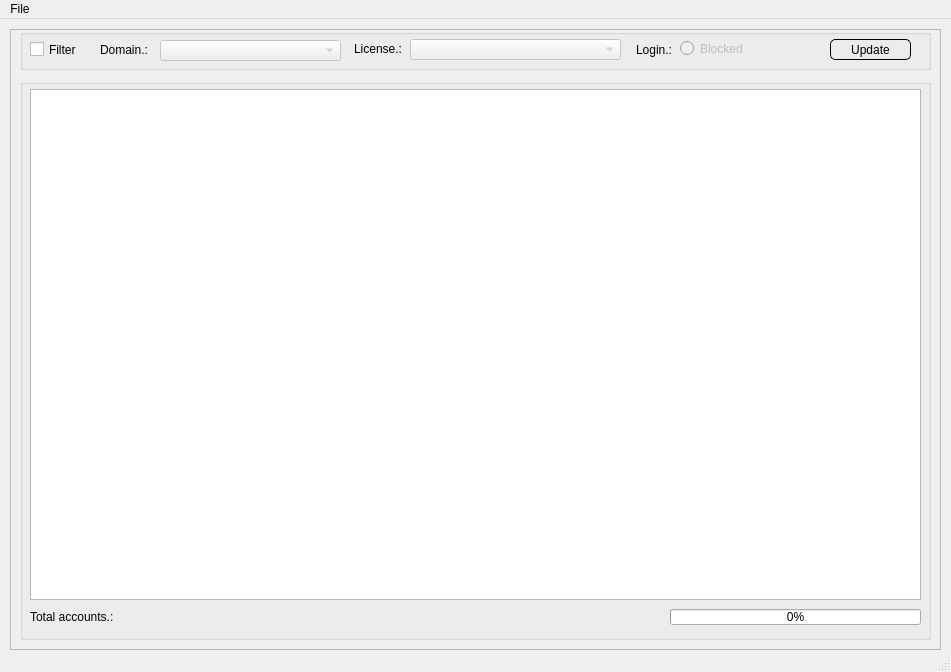
Before: the Qt Designer form gui/design.ui in gabrieldelsin/CSV-365-Formatter, drawn with Qt 5.
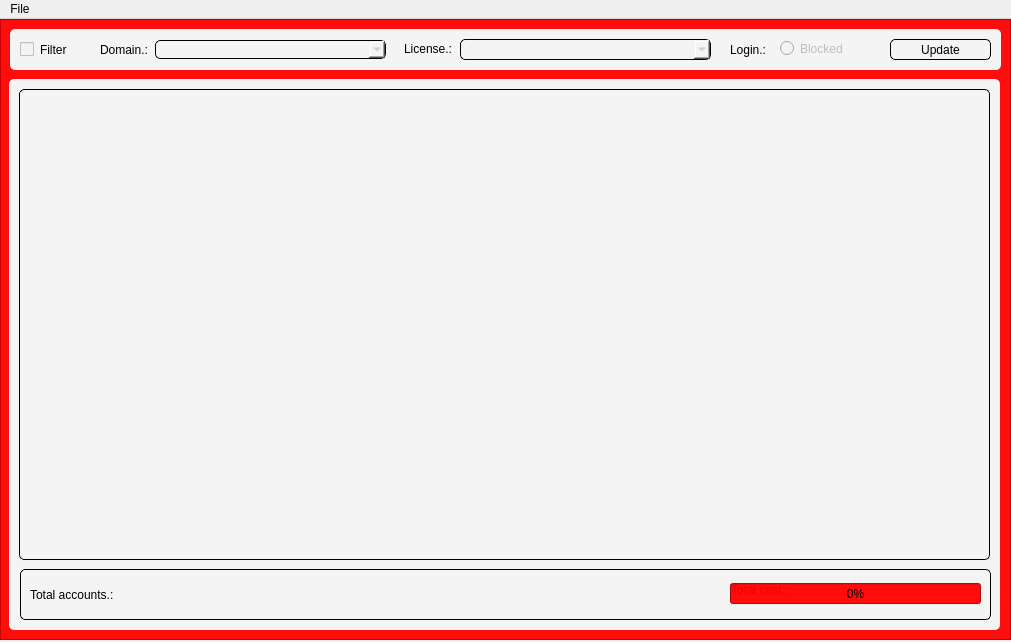
After: the same form once the commit is applied. Icons and pictures are not drawn.

Patch:
```diff
--- a/gui/design.ui
+++ b/gui/design.ui
@@ -5,38 +5,72 @@
   <property name="windowModality">
    <enum>Qt::NonModal</enum>
   </property>
+  <property name="enabled">
+   <bool>true</bool>
+  </property>
   <property name="geometry">
    <rect>
     <x>0</x>
     <y>0</y>
-    <width>951</width>
-    <height>672</height>
+    <width>1011</width>
+    <height>642</height>
    </rect>
   </property>
+  <property name="sizePolicy">
+   <sizepolicy hsizetype="Preferred" vsizetype="Preferred">
+    <horstretch>0</horstretch>
+    <verstretch>0</verstretch>
+   </sizepolicy>
+  </property>
   <property name="contextMenuPolicy">
    <enum>Qt::DefaultContextMenu</enum>
   </property>
   <property name="windowTitle">
    <string>CSV 365</string>
   </property>
+  <property name="windowIcon">
+   <iconset theme="office">
+    <normaloff>../../../../Downloads/Papirus-Team-Papirus-Places-Folder-red-meocloud.ico</normaloff>../../../../Downloads/Papirus-Team-Papirus-Places-Folder-red-meocloud.ico</iconset>
+  </property>
+  <property name="windowOpacity">
+   <double>1.000000000000000</double>
+  </property>
+  <property name="toolTipDuration">
+   <number>-1</number>
+  </property>
   <property name="styleSheet">
    <string notr="true"/>
   </property>
+  <property name="animated">
+   <bool>true</bool>
+  </property>
+  <property name="documentMode">
+   <bool>false</bool>
+  </property>
   <property name="tabShape">
    <enum>QTabWidget::Rounded</enum>
   </property>
+  <property name="dockOptions">
+   <set>QMainWindow::AllowTabbedDocks|QMainWindow::AnimatedDocks</set>
+  </property>
   <widget class="QWidget" name="centralwidget">
+   <property name="contextMenuPolicy">
+    <enum>Qt::NoContextMenu</enum>
+   </property>
+   <property name="autoFillBackground">
+    <bool>false</bool>
+   </property>
    <widget class="QFrame" name="frame_importar_arquivo">
     <property name="geometry">
      <rect>
-      <x>10</x>
-      <y>10</y>
-      <width>931</width>
+      <x>0</x>
+      <y>0</y>
+      <width>1011</width>
       <height>621</height>
      </rect>
     </property>
     <property name="styleSheet">
-     <string notr="true"/>
+     <string notr="true">background-color: rgba(255, 0, 0, 241);</string>
     </property>
     <property name="frameShape">
      <enum>QFrame::StyledPanel</enum>
@@ -47,10 +81,10 @@
     <widget class="QGroupBox" name="groupBox_2">
      <property name="geometry">
       <rect>
-       <x>10</x>
-       <y>50</y>
-       <width>911</width>
-       <height>561</height>
+       <x>9</x>
+       <y>60</y>
+       <width>991</width>
+       <height>551</height>
       </rect>
      </property>
      <property name="font">
@@ -59,7 +93,8 @@
       </font>
      </property>
      <property name="styleSheet">
-      <string notr="true"/>
+      <string notr="true">background-color: rgb(244, 244, 244);
+border-radius: 5px;</string>
      </property>
      <property name="title">
       <string/>
@@ -72,8 +107,8 @@
        <rect>
         <x>10</x>
         <y>10</y>
-        <width>891</width>
-        <height>511</height>
+        <width>971</width>
+        <height>471</height>
        </rect>
       </property>
       <property name="font">
@@ -85,10 +120,13 @@
        <cursorShape>IBeamCursor</cursorShape>
       </property>
       <property name="focusPolicy">
-       <enum>Qt::NoFocus</enum>
+       <enum>Qt::StrongFocus</enum>
       </property>
       <property name="styleSheet">
-       <string notr="true"/>
+       <string notr="true">QAbstractScrollArea {
+	border: 1px solid;
+	
+}</string>
       </property>
       <property name="frameShape">
        <enum>QFrame::StyledPanel</enum>
@@ -99,68 +137,98 @@
       <property name="lineWidth">
        <number>0</number>
       </property>
+      <property name="midLineWidth">
+       <number>0</number>
+      </property>
+      <property name="verticalScrollBarPolicy">
+       <enum>Qt::ScrollBarAsNeeded</enum>
+      </property>
+      <property name="sizeAdjustPolicy">
+       <enum>QAbstractScrollArea::AdjustIgnored</enum>
+      </property>
+      <property name="tabKeyNavigation">
+       <bool>true</bool>
+      </property>
+      <property name="showDropIndicator" stdset="0">
+       <bool>true</bool>
+      </property>
+      <property name="dragDropMode">
+       <enum>QAbstractItemView::NoDragDrop</enum>
+      </property>
       <property name="selectionMode">
-       <enum>QAbstractItemView::MultiSelection</enum>
+       <enum>QAbstractItemView::SingleSelection</enum>
       </property>
       <property name="selectionBehavior">
-       <enum>QAbstractItemView::SelectRows</enum>
+       <enum>QAbstractItemView::SelectItems</enum>
+      </property>
+      <property name="verticalScrollMode">
+       <enum>QAbstractItemView::ScrollPerItem</enum>
+      </property>
+      <property name="movement">
+       <enum>QListView::Static</enum>
       </property>
       <property name="resizeMode">
-       <enum>QListView::Adjust</enum>
+       <enum>QListView::Fixed</enum>
+      </property>
+      <property name="layoutMode">
+       <enum>QListView::SinglePass</enum>
+      </property>
+      <property name="viewMode">
+       <enum>QListView::ListMode</enum>
       </property>
       <property name="modelColumn">
        <number>0</number>
       </property>
+      <property name="uniformItemSizes">
+       <bool>false</bool>
+      </property>
       <property name="batchSize">
        <number>100000</number>
       </property>
+      <property name="selectionRectVisible">
+       <bool>true</bool>
+      </property>
+      <property name="currentRow">
+       <number>-1</number>
+      </property>
      </widget>
     </widget>
-    <widget class="QGroupBox" name="groupBox_4">
+    <widget class="QGroupBox" name="groupBox">
      <property name="geometry">
       <rect>
        <x>10</x>
-       <y>0</y>
-       <width>911</width>
+       <y>10</y>
+       <width>991</width>
        <height>41</height>
       </rect>
      </property>
-     <property name="autoFillBackground">
-      <bool>false</bool>
-     </property>
      <property name="styleSheet">
-      <string notr="true">QGroupBox {
-	background: color:
-}</string>
+      <string notr="true">border-radius: 5px;
+background-color: rgb(244, 244, 244);</string>
      </property>
      <property name="title">
       <string/>
      </property>
-     <property name="flat">
-      <bool>false</bool>
-     </property>
-     <property name="checkable">
-      <bool>false</bool>
-     </property>
-     <widget class="QComboBox" name="license_combobox">
+     <widget class="QLabel" name="domain_label">
       <property name="enabled">
-       <bool>false</bool>
+       <bool>true</bool>
       </property>
       <property name="geometry">
        <rect>
-        <x>390</x>
+        <x>90</x>
         <y>10</y>
-        <width>211</width>
+        <width>51</width>
         <height>21</height>
        </rect>
       </property>
       <property name="font">
        <font>
         <family>Arial</family>
+        <pointsize>9</pointsize>
        </font>
       </property>
-      <property name="cursor">
-       <cursorShape>PointingHandCursor</cursorShape>
+      <property name="text">
+       <string>Domain.:</string>
       </property>
      </widget>
      <widget class="QComboBox" name="domain_combobox">
@@ -169,10 +237,10 @@
       </property>
       <property name="geometry">
        <rect>
-        <x>140</x>
+        <x>145</x>
         <y>11</y>
-        <width>181</width>
-        <height>21</height>
+        <width>231</width>
+        <height>19</height>
        </rect>
       </property>
       <property name="font">
@@ -189,7 +257,8 @@
        <bool>false</bool>
       </property>
       <property name="styleSheet">
-       <string notr="true"/>
+       <string notr="true">border-style: solid;
+border-width: 1px;</string>
       </property>
       <property name="minimumContentsLength">
        <number>0</number>
@@ -210,15 +279,40 @@
        <number>0</number>
       </property>
      </widget>
-     <widget class="QLabel" name="label_3">
+     <widget class="QCheckBox" name="filter_checkBox">
       <property name="enabled">
        <bool>true</bool>
       </property>
       <property name="geometry">
        <rect>
-        <x>334</x>
+        <x>10</x>
+        <y>10</y>
+        <width>51</width>
+        <height>21</height>
+       </rect>
+      </property>
+      <property name="font">
+       <font>
+        <family>Arial</family>
+        <pointsize>9</pointsize>
+       </font>
+      </property>
+      <property name="cursor">
+       <cursorShape>PointingHandCursor</cursorShape>
+      </property>
+      <property name="text">
+       <string>Filter</string>
+      </property>
+     </widget>
+     <widget class="QLabel" name="license_label">
+      <property name="enabled">
+       <bool>true</bool>
+      </property>
+      <property name="geometry">
+       <rect>
+        <x>394</x>
         <y>9</y>
-        <width>60</width>
+        <width>51</width>
         <height>21</height>
        </rect>
       </property>
@@ -232,34 +326,93 @@
        <string>License.:</string>
       </property>
      </widget>
-     <widget class="QLabel" name="label">
+     <widget class="QComboBox" name="license_combobox">
       <property name="enabled">
-       <bool>true</bool>
+       <bool>false</bool>
       </property>
       <property name="geometry">
        <rect>
-        <x>80</x>
+        <x>450</x>
         <y>10</y>
-        <width>61</width>
+        <width>251</width>
         <height>21</height>
        </rect>
       </property>
       <property name="font">
        <font>
         <family>Arial</family>
+       </font>
+      </property>
+      <property name="cursor">
+       <cursorShape>PointingHandCursor</cursorShape>
+      </property>
+      <property name="styleSheet">
+       <string notr="true">border-style: solid;
+border-width: 1px;</string>
+      </property>
+      <property name="maxVisibleItems">
+       <number>25</number>
+      </property>
+      <property name="sizeAdjustPolicy">
+       <enum>QComboBox::AdjustToContentsOnFirstShow</enum>
+      </property>
+      <property name="duplicatesEnabled">
+       <bool>false</bool>
+      </property>
+      <property name="frame">
+       <bool>false</bool>
+      </property>
+     </widget>
+     <widget class="QRadioButton" name="block_radioButton">
+      <property name="enabled">
+       <bool>false</bool>
+      </property>
+      <property name="geometry">
+       <rect>
+        <x>770</x>
+        <y>9</y>
+        <width>71</width>
+        <height>21</height>
+       </rect>
+      </property>
+      <property name="font">
+       <font>
+        <family>Arial</family>
         <pointsize>9</pointsize>
        </font>
       </property>
+      <property name="cursor">
+       <cursorShape>PointingHandCursor</cursorShape>
+      </property>
       <property name="text">
-       <string>Domain.:</string>
+       <string>Blocked</string>
+      </property>
+     </widget>
+     <widget class="QLabel" name="login_label">
+      <property name="geometry">
+       <rect>
+        <x>720</x>
+        <y>10</y>
+        <width>41</width>
+        <height>21</height>
+       </rect>
+      </property>
+      <property name="font">
+       <font>
+        <family>Arial</family>
+        <pointsize>9</pointsize>
+       </font>
+      </property>
+      <property name="text">
+       <string>Login.:</string>
       </property>
      </widget>
      <widget class="QPushButton" name="update_btn">
       <property name="geometry">
        <rect>
-        <x>810</x>
+        <x>880</x>
         <y>10</y>
-        <width>81</width>
+        <width>101</width>
         <height>21</height>
        </rect>
       </property>
@@ -282,6 +435,9 @@
       <property name="text">
        <string>Update</string>
       </property>
+      <property name="checkable">
+       <bool>false</bool>
+      </property>
       <property name="autoDefault">
        <bool>false</bool>
       </property>
@@ -289,198 +445,160 @@
        <bool>false</bool>
       </property>
       <property name="flat">
-       <bool>false</bool>
-      </property>
-     </widget>
-     <widget class="QCheckBox" name="filter_checkBox">
-      <property name="enabled">
        <bool>true</bool>
       </property>
-      <property name="geometry">
-       <rect>
-        <x>10</x>
-        <y>10</y>
-        <width>51</width>
-        <height>21</height>
-       </rect>
-      </property>
-      <property name="font">
-       <font>
-        <family>Arial</family>
-        <pointsize>9</pointsize>
-       </font>
-      </property>
-      <property name="cursor">
-       <cursorShape>PointingHandCursor</cursorShape>
-      </property>
-      <property name="text">
-       <string>Filter</string>
-      </property>
      </widget>
-     <widget class="QLabel" name="label_10">
-      <property name="geometry">
-       <rect>
-        <x>616</x>
-        <y>10</y>
-        <width>51</width>
-        <height>21</height>
-       </rect>
-      </property>
-      <property name="font">
-       <font>
-        <family>Arial</family>
-        <pointsize>9</pointsize>
-       </font>
-      </property>
-      <property name="text">
-       <string>Login.:</string>
-      </property>
-     </widget>
-     <widget class="QRadioButton" name="block_radioButton">
-      <property name="enabled">
-       <bool>false</bool>
-      </property>
-      <property name="geometry">
-       <rect>
-        <x>660</x>
-        <y>9</y>
-        <width>71</width>
-        <height>21</height>
-       </rect>
-      </property>
-      <property name="font">
-       <font>
-        <family>Arial</family>
-        <pointsize>9</pointsize>
-       </font>
-      </property>
-      <property name="cursor">
-       <cursorShape>PointingHandCursor</cursorShape>
-      </property>
-      <property name="text">
-       <string>Blocked</string>
-      </property>
-     </widget>
     </widget>
-    <widget class="QLabel" name="label_8">
-     <property name="enabled">
-      <bool>true</bool>
-     </property>
-     <property name="geometry">
-      <rect>
-       <x>660</x>
-       <y>578</y>
-       <width>71</width>
-       <height>21</height>
-      </rect>
-     </property>
-     <property name="font">
-      <font>
-       <family>Arial</family>
-       <pointsize>9</pointsize>
-      </font>
-     </property>
-     <property name="text">
-      <string>Total cost.: </string>
-     </property>
-    </widget>
-    <widget class="QLabel" name="label_9">
-     <property name="enabled">
-      <bool>true</bool>
-     </property>
+    <widget class="QGroupBox" name="groupBox_3">
      <property name="geometry">
       <rect>
        <x>20</x>
-       <y>572</y>
-       <width>91</width>
-       <height>31</height>
+       <y>550</y>
+       <width>971</width>
+       <height>51</height>
       </rect>
      </property>
-     <property name="font">
-      <font>
-       <family>Arial</family>
-       <pointsize>9</pointsize>
-      </font>
+     <property name="styleSheet">
+      <string notr="true">QGroupBox {
+	background-color: rgb(244, 244, 244);
+	border-radius: 5px;
+	border: 1px solid;
+}</string>
      </property>
-     <property name="text">
-      <string>Total accounts.:</string>
-     </property>
-    </widget>
-    <widget class="QLabel" name="total_coast_label">
-     <property name="enabled">
-      <bool>true</bool>
-     </property>
-     <property name="geometry">
-      <rect>
-       <x>730</x>
-       <y>580</y>
-       <width>181</width>
-       <height>16</height>
-      </rect>
-     </property>
-     <property name="font">
-      <font>
-       <family>Arial</family>
-       <pointsize>10</pointsize>
-      </font>
-     </property>
-     <property name="text">
+     <property name="title">
       <string/>
      </property>
-    </widget>
-    <widget class="QLabel" name="qtde_accounts_label">
-     <property name="enabled">
-      <bool>true</bool>
-     </property>
-     <property name="geometry">
-      <rect>
-       <x>110</x>
-       <y>570</y>
-       <width>161</width>
-       <height>31</height>
-      </rect>
-     </property>
-     <property name="font">
-      <font>
-       <family>Arial</family>
-       <pointsize>10</pointsize>
-      </font>
-     </property>
-     <property name="text">
-      <string/>
-     </property>
-    </widget>
-    <widget class="QProgressBar" name="progressBar">
-     <property name="geometry">
-      <rect>
-       <x>660</x>
-       <y>580</y>
-       <width>251</width>
-       <height>16</height>
-      </rect>
-     </property>
-     <property name="minimum">
-      <number>1</number>
-     </property>
-     <property name="value">
-      <number>1</number>
-     </property>
-     <property name="textVisible">
-      <bool>true</bool>
-     </property>
-     <property name="invertedAppearance">
+     <property name="flat">
       <bool>false</bool>
      </property>
+     <widget class="QLabel" name="total_accounts_label">
+      <property name="enabled">
+       <bool>true</bool>
+      </property>
+      <property name="geometry">
+       <rect>
+        <x>10</x>
+        <y>10</y>
+        <width>91</width>
+        <height>31</height>
+       </rect>
+      </property>
+      <property name="font">
+       <font>
+        <family>Arial</family>
+        <pointsize>9</pointsize>
+       </font>
+      </property>
+      <property name="styleSheet">
+       <string notr="true">background-color: rgb(244, 244, 244);</string>
+      </property>
+      <property name="text">
+       <string>Total accounts.:</string>
+      </property>
+     </widget>
+     <widget class="QLabel" name="qtde_accounts_label">
+      <property name="enabled">
+       <bool>true</bool>
+      </property>
+      <property name="geometry">
+       <rect>
+        <x>100</x>
+        <y>10</y>
+        <width>161</width>
+        <height>31</height>
+       </rect>
+      </property>
+      <property name="font">
+       <font>
+        <family>Arial</family>
+        <pointsize>10</pointsize>
+       </font>
+      </property>
+      <property name="styleSheet">
+       <string notr="true">background-color: rgb(244, 244, 244);</string>
+      </property>
+      <property name="text">
+       <string/>
+      </property>
+     </widget>
+     <widget class="QLabel" name="coast_label">
+      <property name="enabled">
+       <bool>true</bool>
+      </property>
+      <property name="geometry">
+       <rect>
+        <x>711</x>
+        <y>10</y>
+        <width>71</width>
+        <height>21</height>
+       </rect>
+      </property>
+      <property name="font">
+       <font>
+        <family>Arial</family>
+        <pointsize>9</pointsize>
+       </font>
+      </property>
+      <property name="styleSheet">
+       <string notr="true">background-color: rgb(244, 244, 244);</string>
+      </property>
+      <property name="text">
+       <string>Total cost.: </string>
+      </property>
+     </widget>
+     <widget class="QLabel" name="total_coast_label">
+      <property name="enabled">
+       <bool>true</bool>
+      </property>
+      <property name="geometry">
+       <rect>
+        <x>781</x>
+        <y>12</y>
+        <width>181</width>
+        <height>16</height>
+       </rect>
+      </property>
+      <property name="font">
+       <font>
+        <family>Arial</family>
+        <pointsize>10</pointsize>
+       </font>
+      </property>
+      <property name="styleSheet">
+       <string notr="true">background-color: rgb(244, 244, 244);</string>
+      </property>
+      <property name="text">
+       <string/>
+      </property>
+     </widget>
+     <widget class="QProgressBar" name="progressBar">
+      <property name="geometry">
+       <rect>
+        <x>710</x>
+        <y>14</y>
+        <width>251</width>
+        <height>21</height>
+       </rect>
+      </property>
+      <property name="maximum">
+       <number>100</number>
+      </property>
+      <property name="value">
+       <number>0</number>
+      </property>
+      <property name="alignment">
+       <set>Qt::AlignRight|Qt::AlignTrailing|Qt::AlignVCenter</set>
+      </property>
+     </widget>
     </widget>
    </widget>
   </widget>
-  <widget class="QStatusBar" name="statusbar"/>
   <widget class="QMenuBar" name="menubar">
    <property name="geometry">
     <rect>
      <x>0</x>
      <y>0</y>
-     <width>951</width>
+     <width>1011</width>
      <height>21</height>
     </rect>
    </property>
```
